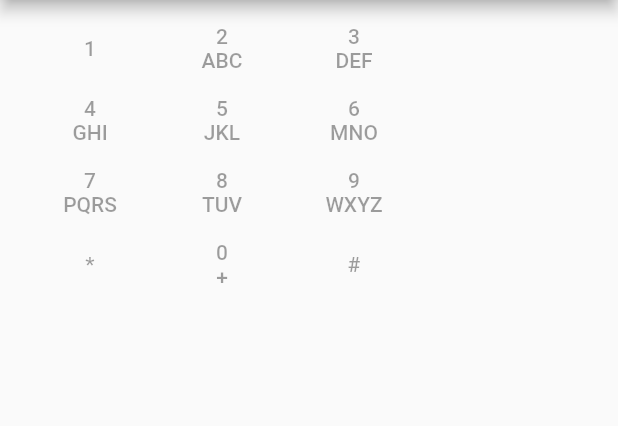
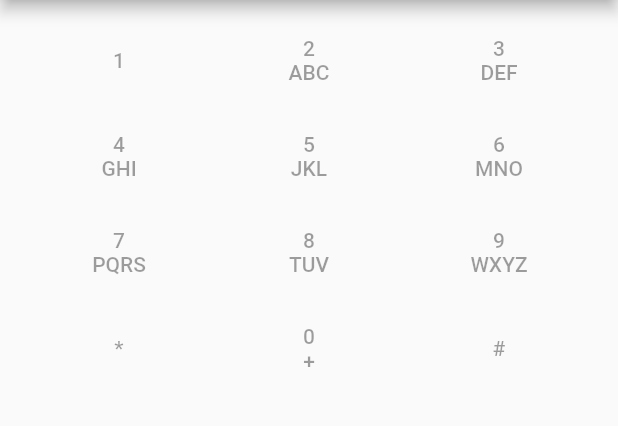
Before and after one commit to MateusRodCosta/musical-dialer, a Flutter app: the screen it shows after launch, on a phone screen of 412 x 824 dp, the part 84-510 px from its top. Run offline on Flutter 3.47's test engine with Material 2 defaults, Android fonts, the light colour scheme and no system bars; missing offline and left inert: audioplayer.

Commit message:
Make each dialer button take equal ammount of the screen

```diff
--- a/lib/main.dart
+++ b/lib/main.dart
@@ -70,14 +70,11 @@ class DialerButton extends StatelessWidget {
   @override
   Widget build(BuildContext context) {
     return new FlatButton(
-        onPressed: null,
-        child:
-            new Container(
-              height: 48.0,
-              width: 48.0,
-              child:
-              _buildButtonContent(),
-            ),
+      onPressed: null,
+      child: new Container(
+        height: 64.0,
+        child: _buildButtonContent(),
+      ),
     );
   }
 
@@ -104,30 +101,54 @@ class _MyHomePageState extends State<MyHomePage> {
       children: <Widget>[
         new Row(
           children: <Widget>[
-            new DialerButton('1', null),
-            new DialerButton('2', "ABC"),
-            new DialerButton('3', "DEF"),
+            new Expanded(
+              child: new DialerButton('1', null),
+            ),
+            new Expanded(
+              child: new DialerButton('2', "ABC"),
+            ),
+            new Expanded(
+              child: new DialerButton('3', "DEF"),
+            ),
           ],
         ),
         new Row(
           children: <Widget>[
-            new DialerButton('4', "GHI"),
-            new DialerButton('5', "JKL"),
-            new DialerButton('6', "MNO"),
+            new Expanded(
+              child: new DialerButton('4', "GHI"),
+            ),
+            new Expanded(
+              child: new DialerButton('5', "JKL"),
+            ),
+            new Expanded(
+              child: new DialerButton('6', "MNO"),
+            ),
           ],
         ),
         new Row(
           children: <Widget>[
-            new DialerButton('7', "PQRS"),
-            new DialerButton('8', "TUV"),
-            new DialerButton('9', "WXYZ"),
+            new Expanded(
+              child: new DialerButton('7', "PQRS"),
+            ),
+            new Expanded(
+              child: new DialerButton('8', "TUV"),
+            ),
+            new Expanded(
+              child: new DialerButton('9', "WXYZ"),
+            ),
           ],
         ),
         new Row(
           children: <Widget>[
-            new DialerButton('*', null),
-            new DialerButton('0', "+"),
-            new DialerButton('#', null),
+            new Expanded(
+              child: new DialerButton('*', null),
+            ),
+            new Expanded(
+              child: new DialerButton('0', "+"),
+            ),
+            new Expanded(
+              child: new DialerButton('#', null),
+            ),
           ],
         ),
       ],
```
